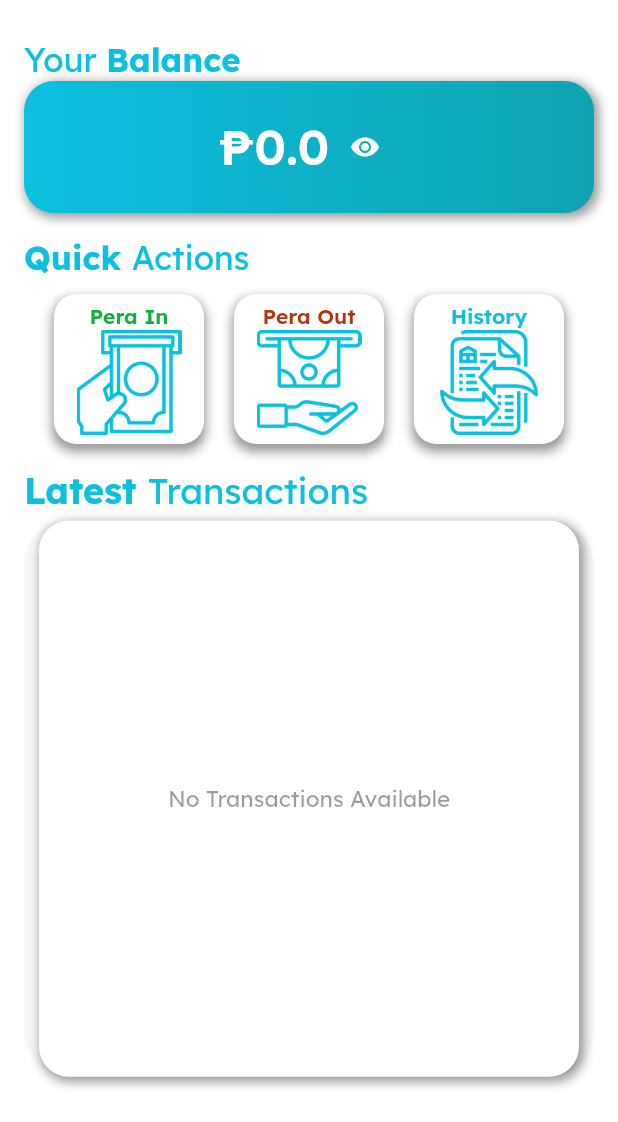
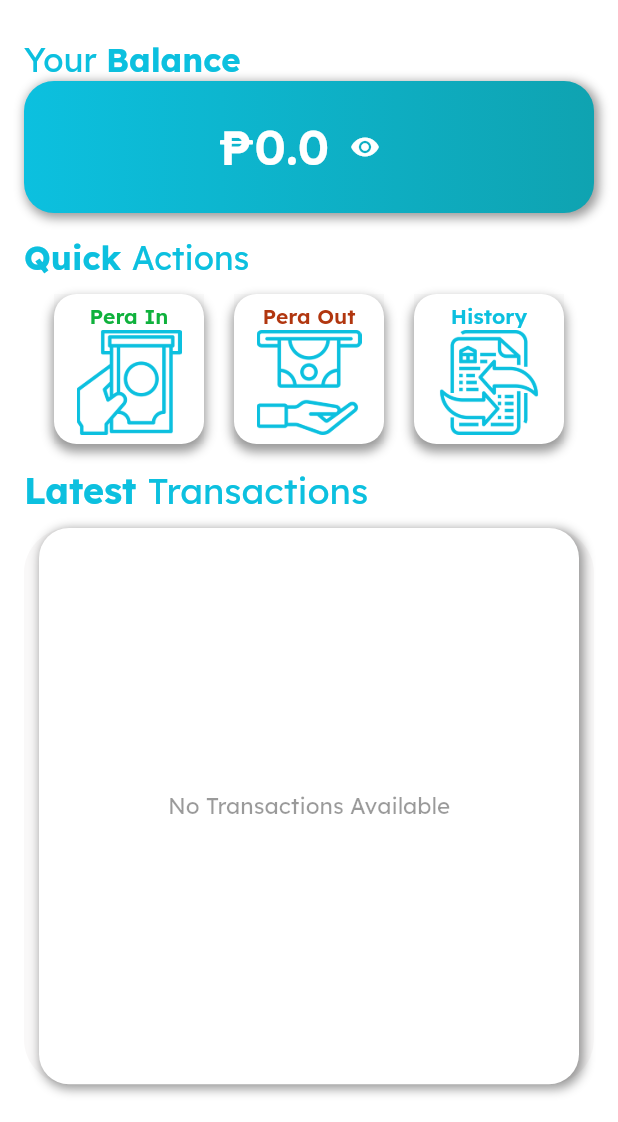
Before and after one commit to Montero-MD/peraplan, a Flutter app: the screen it shows after launch, on a phone screen of 412 x 824 dp, the part 114-1236 px from its top. Run offline on Flutter 3.47's test engine with Material 2 defaults, Android fonts, the phone set to English and light mode, and no system bars; our stand-ins replace google_fonts, hive, hive_flutter, responsive_sizer; accounts and stored records are empty.

Commit message:
changed sized box

```diff
--- a/lib/components/transactions_section.dart
+++ b/lib/components/transactions_section.dart
@@ -72,7 +72,7 @@ class _TransactionsSectionState extends State<TransactionsSection> {
           ],
         ),
         SizedBox(
-          height: xxsmall,
+          height: xsmall,
         ),
         Container(
             padding: const EdgeInsets.symmetric(horizontal: 10),
```
